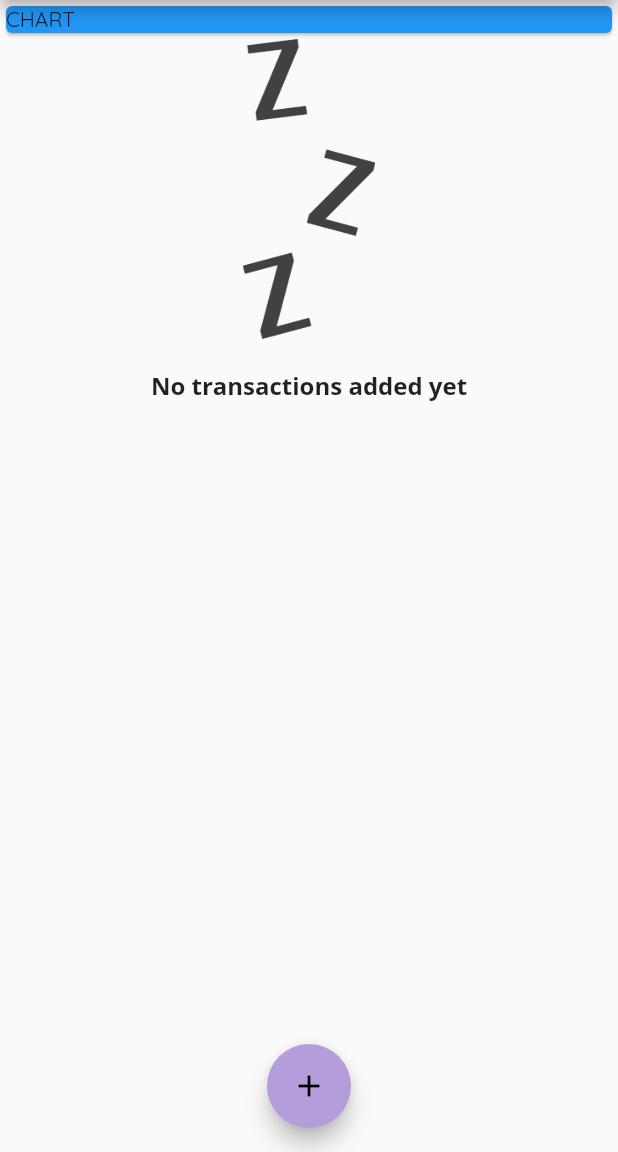
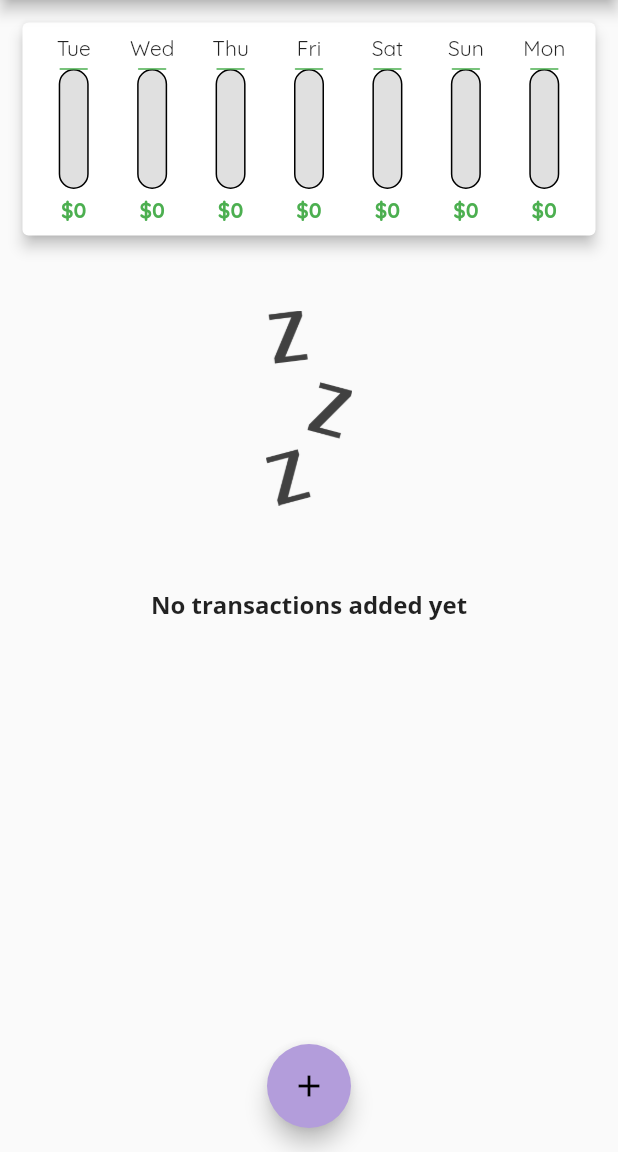
Before and after one commit to daviditco4/personal-expenses-app, a Flutter app: the screen it shows after launch, on a phone screen of 412 x 824 dp, the part 84-1236 px from its top. Run offline on Flutter 3.47's test engine with Material 2 defaults, Android fonts, the phone set to English and light mode, and no system bars.

Commit message:
Create transactions chart

```diff
--- a/lib/main.dart
+++ b/lib/main.dart
@@ -3,6 +3,7 @@ import 'package:flutter/material.dart';
 import 'models/transaction.dart';
 import 'widgets/transaction_form.dart';
 import 'widgets/transaction_list.dart';
+import 'widgets/transactions_chart.dart';
 
 void main() => runApp(MyApp());
 
@@ -20,7 +21,7 @@ class MyApp extends StatelessWidget {
           headline6: TextStyle(
             fontFamily: 'OpenSans',
             fontWeight: FontWeight.bold,
-            fontSize: 16,
+            fontSize: 16.0,
           ),
         ),
         appBarTheme: AppBarTheme(
@@ -28,7 +29,7 @@ class MyApp extends StatelessWidget {
             headline6: TextStyle(
               fontFamily: 'OpenSans',
               fontWeight: FontWeight.bold,
-              fontSize: 20,
+              fontSize: 20.0,
               color: Colors.black,
             ),
           ),
@@ -65,6 +66,12 @@ class _MyHomePageState extends State<MyHomePage> {
     // ),
   ];
 
+  List<Transaction> get _recentTransactions {
+    return _transactions.where((tx) {
+      return tx.date.isAfter(DateTime.now().subtract(Duration(days: 7)));
+    }).toList();
+  }
+
   void _showTransactionForm(BuildContext context) {
     showModalBottomSheet(
       context: context,
@@ -92,13 +99,7 @@ class _MyHomePageState extends State<MyHomePage> {
       body: SingleChildScrollView(
         child: Column(
           children: [
-            Container(
-              width: double.infinity,
-              child: Card(
-                color: Colors.blue,
-                child: Text('CHART'),
-              ),
-            ),
+            TransactionsChart(_recentTransactions),
             TransactionList(_transactions),
           ],
         ),
--- /dev/null
+++ b/lib/widgets/chart_bar.dart
@@ -0,0 +1,62 @@
+import 'package:flutter/material.dart';
+
+class ChartBar extends StatelessWidget {
+  final String title;
+  final double spendingAmount;
+  final double spendingFractionOfTotal;
+
+  ChartBar({
+    @required this.title,
+    @required this.spendingAmount,
+    @required this.spendingFractionOfTotal,
+  });
+
+  @override
+  Widget build(BuildContext context) {
+    final verticalSpace = SizedBox(height: 5.0);
+    final borders = Border.all();
+    final circularBorder = BorderRadius.circular(10.0);
+
+    return Column(
+      children: [
+        Text(title),
+        verticalSpace,
+        Container(
+          width: 20.0,
+          height: 80.0,
+          child: Stack(
+            children: [
+              Container(
+                decoration: BoxDecoration(
+                  color: Colors.black12,
+                  border: borders,
+                  borderRadius: circularBorder,
+                ),
+              ),
+              FractionallySizedBox(
+                heightFactor: spendingFractionOfTotal,
+                child: Container(
+                  decoration: BoxDecoration(
+                    color: Theme.of(context).primaryColor,
+                    border: borders,
+                    borderRadius: circularBorder,
+                  ),
+                ),
+              ),
+            ],
+          ),
+        ),
+        verticalSpace,
+        FittedBox(
+          child: Text(
+            '\$${spendingAmount.toStringAsFixed(0)}',
+            style: TextStyle(
+              color: Theme.of(context).primaryColor,
+              fontWeight: FontWeight.bold,
+            ),
+          ),
+        ),
+      ],
+    );
+  }
+}
--- a/lib/widgets/transaction_form.dart
+++ b/lib/widgets/transaction_form.dart
@@ -21,7 +21,7 @@ class _TransactionFormState extends State<TransactionForm> {
     final amountInput = amountController.text;
     final amountDouble = amountInput.isEmpty ? 0.0 : double.parse(amountInput);
 
-    if (titleInput.isNotEmpty && amountDouble > 0) {
+    if (titleInput.isNotEmpty && amountDouble > 0.0) {
       widget.onSubmit(
         Transaction(
           id: 't3',
@@ -37,7 +37,7 @@ class _TransactionFormState extends State<TransactionForm> {
   Widget build(BuildContext context) {
     return Card(
       child: Padding(
-        padding: EdgeInsets.all(10),
+        padding: EdgeInsets.all(10.0),
         child: Column(
           crossAxisAlignment: CrossAxisAlignment.end,
           children: [
--- a/lib/widgets/transaction_list.dart
+++ b/lib/widgets/transaction_list.dart
@@ -11,7 +11,7 @@ class TransactionList extends StatelessWidget {
   @override
   Widget build(BuildContext context) {
     return Container(
-      height: 380,
+      height: 380.0,
       child: _transactions.isNotEmpty
           ? ListView.builder(
               itemCount: _transactions.length,
@@ -20,21 +20,20 @@ class TransactionList extends StatelessWidget {
                   children: [
                     Container(
                       margin: EdgeInsets.symmetric(
-                        horizontal: 15,
-                        vertical: 10,
+                        horizontal: 15.0,
+                        vertical: 10.0,
                       ),
                       decoration: BoxDecoration(
                         border: Border.all(
                           color: Theme.of(context).primaryColor,
-                          width: 1,
                         ),
                       ),
-                      padding: EdgeInsets.all(10),
+                      padding: EdgeInsets.all(10.0),
                       child: Text(
                         '\$${_transactions[index].amount.toStringAsFixed(2)}',
                         style: TextStyle(
                           fontWeight: FontWeight.bold,
-                          fontSize: 20,
+                          fontSize: 20.0,
                           color: Theme.of(context).primaryColor,
                         ),
                       ),
@@ -61,13 +60,14 @@ class TransactionList extends StatelessWidget {
           : Column(
               children: [
                 Container(
-                  height: 200,
+                  height: 200.0,
+                  padding: EdgeInsets.all(35.0),
                   child: Image.asset(
                     'assets/images/waiting.png',
                     fit: BoxFit.cover,
                   ),
                 ),
-                SizedBox(height: 20),
+                SizedBox(height: 20.0),
                 Text(
                   'No transactions added yet',
                   style: Theme.of(context).textTheme.headline6,
--- /dev/null
+++ b/lib/widgets/transactions_chart.dart
@@ -0,0 +1,61 @@
+import 'package:flutter/material.dart';
+import 'package:intl/intl.dart';
+
+import '../models/transaction.dart';
+import 'chart_bar.dart';
+
+class TransactionsChart extends StatelessWidget {
+  final List<Transaction> _recentTransactions;
+
+  TransactionsChart(this._recentTransactions);
+
+  List<Map<String, Object>> get groupedTransactionsData {
+    return List.generate(7, (index) {
+      final weekday = DateTime.now().subtract(Duration(days: 6 - index));
+      var totalAmount = 0.0;
+
+      for (var tx in _recentTransactions) {
+        if (weekday.day == tx.date.day &&
+            weekday.month == tx.date.month &&
+            weekday.year == tx.date.year) {
+          totalAmount += tx.amount;
+        }
+      }
+
+      return {
+        'day': DateFormat.E().format(weekday),
+        'amount': totalAmount,
+      };
+    });
+  }
+
+  double get totalSpending {
+    return _recentTransactions.fold(0.0, (sum, tx) => sum + tx.amount);
+  }
+
+  @override
+  Widget build(BuildContext context) {
+    return Card(
+      margin: EdgeInsets.all(15.0),
+      elevation: 4.0,
+      child: Padding(
+        padding: EdgeInsets.all(8.0),
+        child: Row(
+          mainAxisAlignment: MainAxisAlignment.spaceAround,
+          children: groupedTransactionsData.map((data) {
+            return Flexible(
+              fit: FlexFit.tight,
+              child: ChartBar(
+                title: data['day'],
+                spendingAmount: data['amount'],
+                spendingFractionOfTotal: totalSpending == 0.0
+                    ? 0.0
+                    : (data['amount'] as double) / totalSpending,
+              ),
+            );
+          }).toList(),
+        ),
+      ),
+    );
+  }
+}
```
